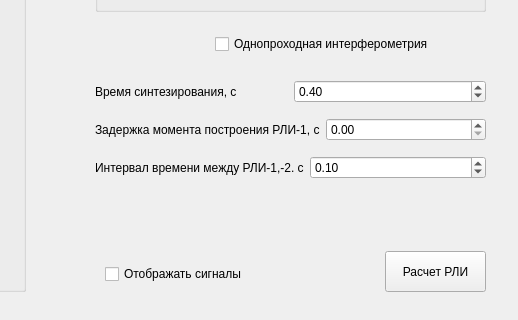
Qt form v2/UI/QtC/form.ui (nutakoooye/back-proection) before a commit; both pictures show x 715 to 1233 and y 239 to 559 of the 1233 by 559 pixel window.
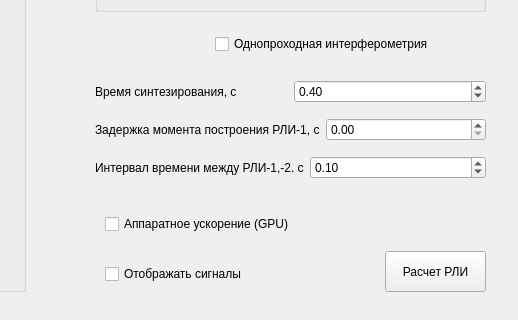
The same form after that commit.

```diff
--- a/v2/UI/QtC/form.ui
+++ b/v2/UI/QtC/form.ui
@@ -19,6 +19,9 @@
   <property name="windowTitle">
    <string>Widget</string>
   </property>
+  <property name="styleSheet">
+   <string notr="true">qlineargradient:(spread:pad, x1:0, y1:0, x2:1, y2:1, stop:0 rgba(191, 191, 191, 255), stop:1 rgba(255, 255, 255, 255))</string>
+  </property>
   <widget class="QWidget" name="horizontalLayoutWidget_4">
    <property name="geometry">
     <rect>
@@ -580,6 +583,19 @@
     </item>
    </layout>
   </widget>
+  <widget class="QCheckBox" name="GPU">
+   <property name="geometry">
+    <rect>
+     <x>820</x>
+     <y>450</y>
+     <width>271</width>
+     <height>26</height>
+    </rect>
+   </property>
+   <property name="text">
+    <string>Аппаратное ускорение (GPU)</string>
+   </property>
+  </widget>
  </widget>
  <resources/>
  <connections/>
```
Left out of the diff: 44 changed lines with no effect on the pictures.
